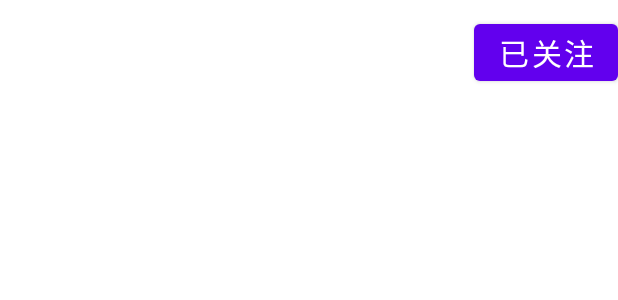
After one commit to Star-smile/recipe, an Android app: the layout list_work.xml on its own in the app's theme, with its tools: preview values and no code run, on a phone screen of 412 x 824 dp. The commit adds this screen. Shown: the top 300 px of the screen. Run offline under Robolectric (Android 15) with nearby library versions, the phone set to English and light mode, and no system bars.

Commit message:
关注收藏逻辑实现

```diff
--- /dev/null
+++ b/Application/app/src/main/res/layout/list_work.xml
@@ -0,0 +1,39 @@
+<?xml version="1.0" encoding="utf-8"?>
+<LinearLayout xmlns:android="http://schemas.android.com/apk/res/android"
+    xmlns:app="http://schemas.android.com/apk/res-auto"
+    android:layout_width="match_parent"
+    android:layout_height="match_parent"
+    android:orientation="horizontal">
+
+    <!--圆形图片-->
+    <com.google.android.material.imageview.ShapeableImageView
+        android:id="@+id/iv_head"
+        android:layout_width="50dp"
+        android:layout_height="50dp"
+        android:layout_marginTop="10dp"
+        android:clickable="true"
+        app:shapeAppearanceOverlay="@style/circleImageStyle" />
+
+    <TextView
+        android:layout_weight="3"
+        android:id="@+id/take_name"
+        android:layout_width="0dp"
+        android:layout_height="50dp"
+        android:layout_marginLeft="10dp"
+        android:layout_marginTop="10dp"
+        android:gravity="center_vertical"
+        android:clickable="true"
+        android:textSize="20dp"
+        android:textColor="@color/black"
+        android:focusable="true" />
+
+    <Button
+        android:id="@+id/focus"
+        android:layout_marginTop="10dp"
+        android:layout_marginLeft="10dp"
+        android:layout_width="wrap_content"
+        android:layout_height="50dp"
+        android:textSize="20dp"
+        android:text="已关注"/>
+
+</LinearLayout>
```
Also changed, not shown: Application/app/src/main/java/com/recipe/application/adapter/WorkAdapter.java (added, +111 -0 lines), Application/app/src/main/java/com/recipe/application/fragment/WorkFragment.java (+49 -1 lines).
